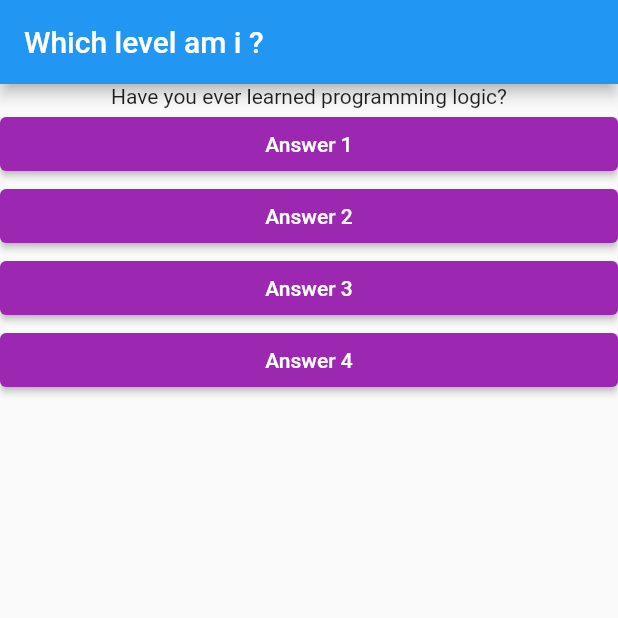
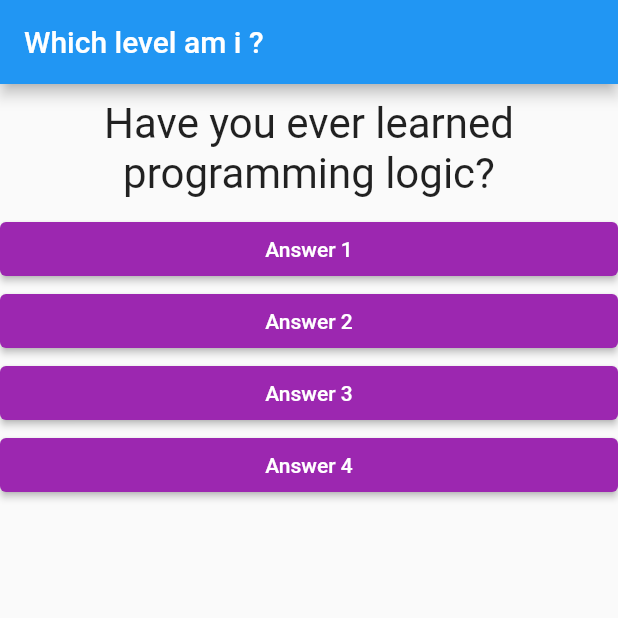
Before and after one commit to felipecal/learning_flutter, a Flutter app: the screen it shows after launch, on a phone screen of 412 x 824 dp, the top half of it. Run offline on Flutter 3.47's test engine with Material 2 defaults, Android fonts, the phone set to English and light mode, and no system bars.

Commit message:
💄 change the style

```diff
--- a/lib/question.dart
+++ b/lib/question.dart
@@ -7,6 +7,14 @@ class Question extends StatelessWidget {
 
   @override
   Widget build(BuildContext context) {
-    return Text(text);
+    return Container(
+      width: double.infinity,
+      margin: const EdgeInsets.all(10),
+      child: Text(
+        text,
+        style: const TextStyle(fontSize: 28),
+        textAlign: TextAlign.center,
+      ),
+    );
   }
 }
```
